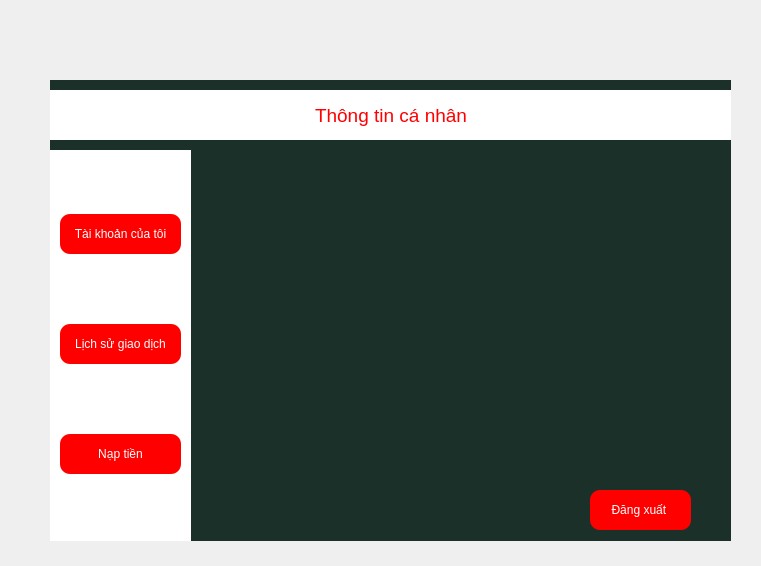
This is acc_info.ui in Hahahahihihohe/LTUD as Qt 5 draws it before an edit. The edited form follows.
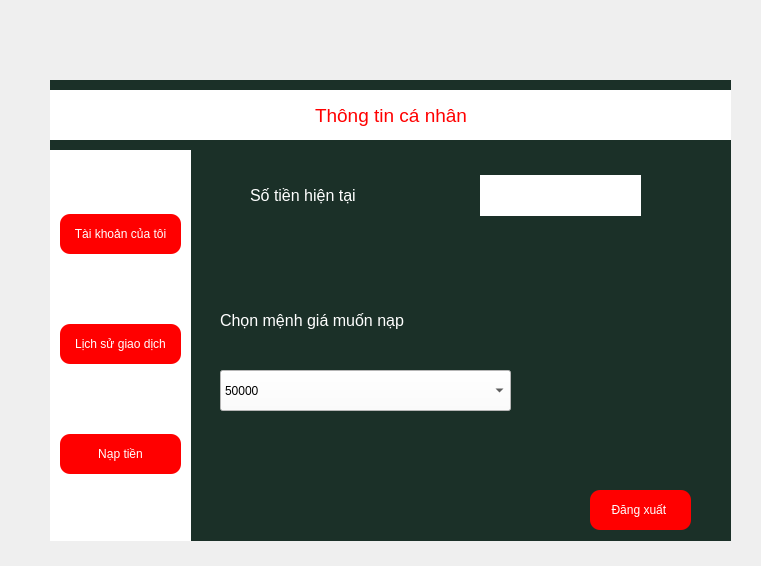
This is the edited form. The open tabs and pages were chosen to show the change.

What changed in the file:
```diff
--- a/acc_info.ui
+++ b/acc_info.ui
@@ -432,7 +432,114 @@
        </column>
       </widget>
      </widget>
-     <widget class="QWidget" name="page_3"/>
+     <widget class="QWidget" name="page_3">
+      <widget class="QLabel" name="label_2">
+       <property name="geometry">
+        <rect>
+         <x>20</x>
+         <y>150</y>
+         <width>291</width>
+         <height>41</height>
+        </rect>
+       </property>
+       <property name="font">
+        <font>
+         <pointsize>12</pointsize>
+        </font>
+       </property>
+       <property name="styleSheet">
+        <string notr="true">color: rgb(255,255,255)</string>
+       </property>
+       <property name="text">
+        <string>Chọn mệnh giá muốn nạp</string>
+       </property>
+      </widget>
+      <widget class="QComboBox" name="nt">
+       <property name="geometry">
+        <rect>
+         <x>20</x>
+         <y>220</y>
+         <width>291</width>
+         <height>41</height>
+        </rect>
+       </property>
+       <property name="styleSheet">
+        <string notr="true">background-color: rgb(255,255,255)</string>
+       </property>
+       <item>
+        <property name="text">
+         <string>50000</string>
+        </property>
+       </item>
+       <item>
+        <property name="text">
+         <string>100000</string>
+        </property>
+       </item>
+       <item>
+        <property name="text">
+         <string>200000</string>
+        </property>
+       </item>
+       <item>
+        <property name="text">
+         <string>500000</string>
+        </property>
+       </item>
+       <item>
+        <property name="text">
+         <string>1000000</string>
+        </property>
+       </item>
+       <item>
+        <property name="text">
+         <string>2000000</string>
+        </property>
+       </item>
+      </widget>
+      <widget class="QLabel" name="label_3">
+       <property name="geometry">
+        <rect>
+         <x>50</x>
+         <y>30</y>
+         <width>161</width>
+         <height>31</height>
+        </rect>
+       </property>
+       <property name="font">
+        <font>
+         <pointsize>12</pointsize>
+        </font>
+       </property>
+       <property name="styleSheet">
+        <string notr="true">color: rgb(255,255,255)</string>
+       </property>
+       <property name="text">
+        <string>Số tiền hiện tại </string>
+       </property>
+      </widget>
+      <widget class="QLabel" name="cur_money">
+       <property name="geometry">
+        <rect>
+         <x>280</x>
+         <y>25</y>
+         <width>161</width>
+         <height>41</height>
+        </rect>
+       </property>
+       <property name="font">
+        <font>
+         <pointsize>12</pointsize>
+        </font>
+       </property>
+       <property name="styleSheet">
+        <string notr="true">background-color: rgb(255,255,255)</string>
+       </property>
+       <property name="text">
+        <string/>
+       </property>
+      </widget>
+     </widget>
     </widget>
     <widget class="QPushButton" name="logout">
      <property name="geometry">
```
Left out of the diff: 2 changed lines with no effect on the pictures.
